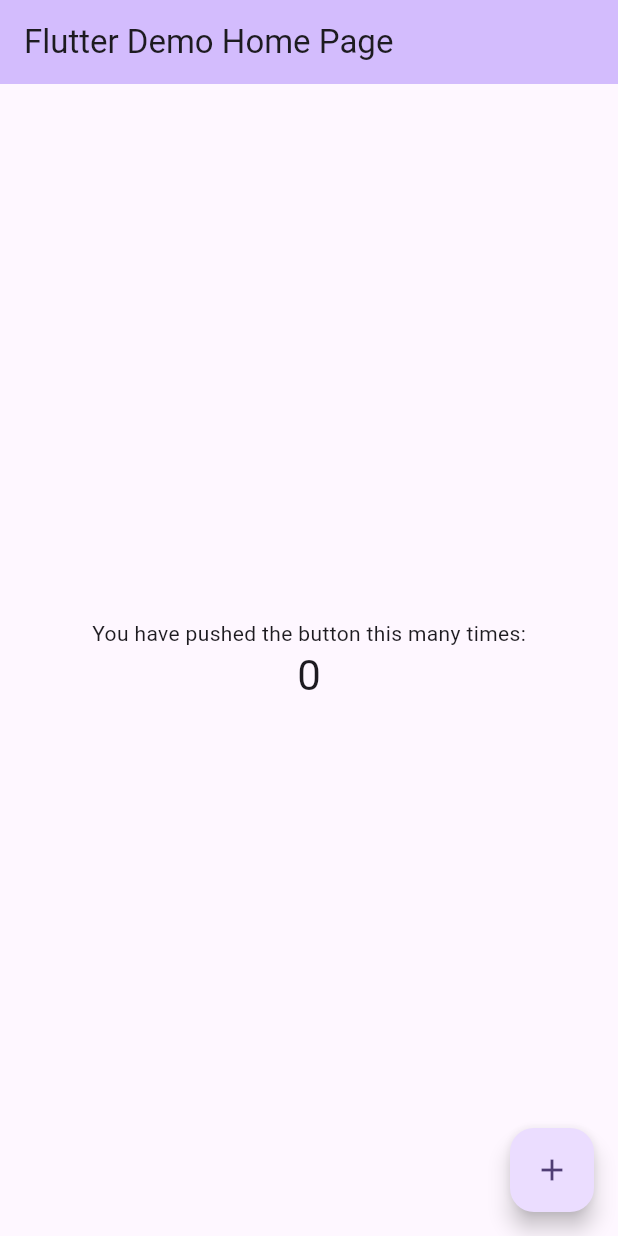
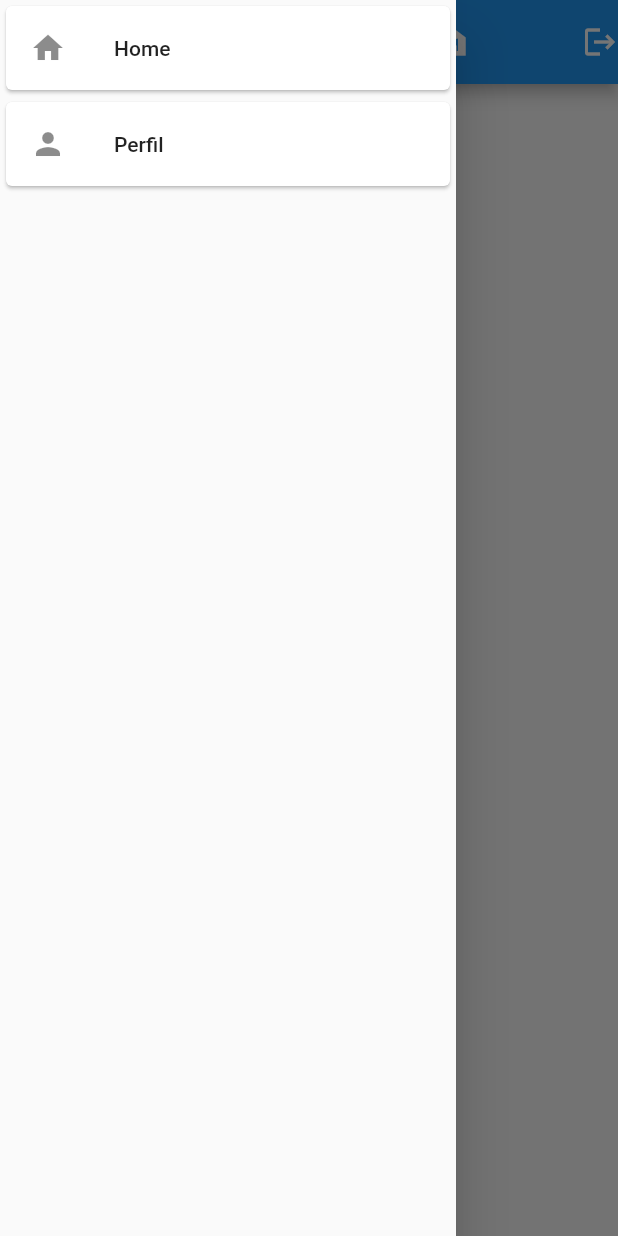
Before and after one commit to isaiasFelixEstudos/trabalho_final_prog_mobile, a Flutter app: the screen it shows after launch, with the side drawer open (before the commit the screen has no drawer), on a phone screen of 412 x 824 dp. Run offline on Flutter 3.47's test engine with Material 2 defaults, Android fonts, the phone set to English and light mode, and no system bars; our stand-ins replace get.

```diff
--- /dev/null
+++ b/projeto_final/lib/app/ferramentas/appBarCustom.dart
@@ -0,0 +1,38 @@
+import 'package:flutter/material.dart';
+import 'package:get/get.dart';
+import 'package:projeto_final/app/paginas/login.dart';
+
+class CustomAppBar extends StatelessWidget implements PreferredSizeWidget {
+  final String title;
+
+  const CustomAppBar({Key? key, required this.title}) : super(key: key);
+
+  @override
+  Size get preferredSize => Size.fromHeight(kToolbarHeight);
+
+  @override
+  Widget build(BuildContext context) {
+    return AppBar(
+      title: Center(
+        child: Row(
+          mainAxisAlignment: MainAxisAlignment.center,
+          children: [
+            Icon(Icons.food_bank),
+            SizedBox(width: 8),
+            Text(title),
+            SizedBox(width: 8),
+            Icon(Icons.food_bank),
+          ],
+        ),
+      ),
+      actions: [
+        GestureDetector(
+          onTap: () {
+            Get.off(Login());
+          },
+          child: Icon(Icons.logout),
+        )
+      ],
+    );
+  }
+}
--- /dev/null
+++ b/projeto_final/lib/app/ferramentas/drawerCustom.dart
@@ -0,0 +1,53 @@
+import 'package:flutter/material.dart';
+//import 'package:get/get.dart';
+import 'package:get/get.dart';
+
+class CustomDrawer extends StatefulWidget {
+  const CustomDrawer({Key? key}) : super(key: key);
+
+  @override
+  State<CustomDrawer> createState() => _CustomDrawerState();
+}
+
+class _CustomDrawerState extends State<CustomDrawer> {
+  @override
+  Widget build(BuildContext context) {
+    return Drawer(
+      child: ListView(
+        children: [
+          /*
+          UserAccountsDrawerHeader(
+            accountName: Text(controllUser.user?.displayName ?? ''),
+            accountEmail: Text(controllUser.user?.email ?? ''),
+            currentAccountPicture: CircleAvatar(
+              backgroundColor: Colors.black,
+              child: Text(
+                  controllUser.user?.email?.isNotEmpty == true
+                      ? controllUser.user!.email![0]
+                      : 'N',
+                  style: TextStyle(fontSize: 40.0)),
+            ),
+          ),*/
+          Card(
+            child: ListTile(
+              leading: Icon(Icons.home),
+              title: Text('Home'),
+              onTap: () {
+                Get.back(result: '/home');
+              },
+            ),
+          ),
+          Card(
+            child: ListTile(
+              leading: Icon(Icons.person),
+              title: Text('Perfil'),
+              onTap: () {
+                Get.back(result: '/areuser');
+              },
+            ),
+          ),
+        ],
+      ),
+    );
+  }
+}
--- /dev/null
+++ b/projeto_final/lib/app/homeScreen.dart
@@ -0,0 +1,23 @@
+import 'package:flutter/material.dart';
+import 'package:projeto_final/app/ferramentas/appBarCustom.dart';
+import 'package:projeto_final/app/ferramentas/drawerCustom.dart';
+
+class HomeScreen extends StatefulWidget {
+  const HomeScreen({super.key});
+
+  @override
+  State<HomeScreen> createState() => _HomeScreenState();
+}
+
+class _HomeScreenState extends State<HomeScreen> {
+  @override
+  Widget build(BuildContext context) {
+    return Scaffold(
+      appBar: CustomAppBar(title: 'Home Screen'),
+      drawer: CustomDrawer(),
+      body: Center(
+        child: Text('App'),
+      ),
+    );
+  }
+}
--- a/projeto_final/lib/main.dart
+++ b/projeto_final/lib/main.dart
@@ -1,125 +1,19 @@
 import 'package:flutter/material.dart';
+import 'package:get/get.dart';
+/* paginas */
+import 'splash.dart';
+import 'app/homeScreen.dart';
+/* paginas */
 
 void main() {
-  runApp(const MyApp());
+  runApp(
+    GetMaterialApp(
+      debugShowCheckedModeBanner: false,
+      initialRoute: '/',
+      getPages: [
+        GetPage(name: '/', page: () => HomeScreen()),
+        GetPage(name: '/home', page: () => HomeScreen()),
+      ],
+    ),
+  );
 }
-
-class MyApp extends StatelessWidget {
-  const MyApp({super.key});
-
-  // This widget is the root of your application.
-  @override
-  Widget build(BuildContext context) {
-    return MaterialApp(
-      title: 'Flutter Demo',
-      theme: ThemeData(
-        // This is the theme of your application.
-        //
-        // TRY THIS: Try running your application with "flutter run". You'll see
-        // the application has a blue toolbar. Then, without quitting the app,
-        // try changing the seedColor in the colorScheme below to Colors.green
-        // and then invoke "hot reload" (save your changes or press the "hot
-        // reload" button in a Flutter-supported IDE, or press "r" if you used
-        // the command line to start the app).
-        //
-        // Notice that the counter didn't reset back to zero; the application
-        // state is not lost during the reload. To reset the state, use hot
-        // restart instead.
-        //
-        // This works for code too, not just values: Most code changes can be
-        // tested with just a hot reload.
-        colorScheme: ColorScheme.fromSeed(seedColor: Colors.deepPurple),
-        useMaterial3: true,
-      ),
-      home: const MyHomePage(title: 'Flutter Demo Home Page'),
-    );
-  }
-}
-
-class MyHomePage extends StatefulWidget {
-  const MyHomePage({super.key, required this.title});
-
-  // This widget is the home page of your application. It is stateful, meaning
-  // that it has a State object (defined below) that contains fields that affect
-  // how it looks.
-
-  // This class is the configuration for the state. It holds the values (in this
-  // case the title) provided by the parent (in this case the App widget) and
-  // used by the build method of the State. Fields in a Widget subclass are
-  // always marked "final".
-
-  final String title;
-
-  @override
-  State<MyHomePage> createState() => _MyHomePageState();
-}
-
-class _MyHomePageState extends State<MyHomePage> {
-  int _counter = 0;
-
-  void _incrementCounter() {
-    setState(() {
-      // This call to setState tells the Flutter framework that something has
-      // changed in this State, which causes it to rerun the build method below
-      // so that the display can reflect the updated values. If we changed
-      // _counter without calling setState(), then the build method would not be
-      // called again, and so nothing would appear to happen.
-      _counter++;
-    });
-  }
-
-  @override
-  Widget build(BuildContext context) {
-    // This method is rerun every time setState is called, for instance as done
-    // by the _incrementCounter method above.
-    //
-    // The Flutter framework has been optimized to make rerunning build methods
-    // fast, so that you can just rebuild anything that needs updating rather
-    // than having to individually change instances of widgets.
-    return Scaffold(
-      appBar: AppBar(
-        // TRY THIS: Try changing the color here to a specific color (to
-        // Colors.amber, perhaps?) and trigger a hot reload to see the AppBar
-        // change color while the other colors stay the same.
-        backgroundColor: Theme.of(context).colorScheme.inversePrimary,
-        // Here we take the value from the MyHomePage object that was created by
-        // the App.build method, and use it to set our appbar title.
-        title: Text(widget.title),
-      ),
-      body: Center(
-        // Center is a layout widget. It takes a single child and positions it
-        // in the middle of the parent.
-        child: Column(
-          // Column is also a layout widget. It takes a list of children and
-          // arranges them vertically. By default, it sizes itself to fit its
-          // children horizontally, and tries to be as tall as its parent.
-          //
-          // Column has various properties to control how it sizes itself and
-          // how it positions its children. Here we use mainAxisAlignment to
-          // center the children vertically; the main axis here is the vertical
-          // axis because Columns are vertical (the cross axis would be
-          // horizontal).
-          //
-          // TRY THIS: Invoke "debug painting" (choose the "Toggle Debug Paint"
-          // action in the IDE, or press "p" in the console), to see the
-          // wireframe for each widget.
-          mainAxisAlignment: MainAxisAlignment.center,
-          children: <Widget>[
-            const Text(
-              'You have pushed the button this many times:',
-            ),
-            Text(
-              '$_counter',
-              style: Theme.of(context).textTheme.headlineMedium,
-            ),
-          ],
-        ),
-      ),
-      floatingActionButton: FloatingActionButton(
-        onPressed: _incrementCounter,
-        tooltip: 'Increment',
-        child: const Icon(Icons.add),
-      ), // This trailing comma makes auto-formatting nicer for build methods.
-    );
-  }
-}
--- a/projeto_final/pubspec.yaml
+++ b/projeto_final/pubspec.yaml
@@ -35,6 +35,7 @@ dependencies:
   # The following adds the Cupertino Icons font to your application.
   # Use with the CupertinoIcons class for iOS style icons.
   cupertino_icons: ^1.0.2
+  get: ^4.6.5
 
 dev_dependencies:
   flutter_test:
```
Also changed, not shown: projeto_final/lib/app/paginas/login.dart (added, +18 -0 lines), projeto_final/lib/app/paginasauxiliar/estruturaLogin.dart (added, +173 -0 lines), projeto_final/lib/splash.dart (added, +36 -0 lines), projeto_final/pubspec.lock.
